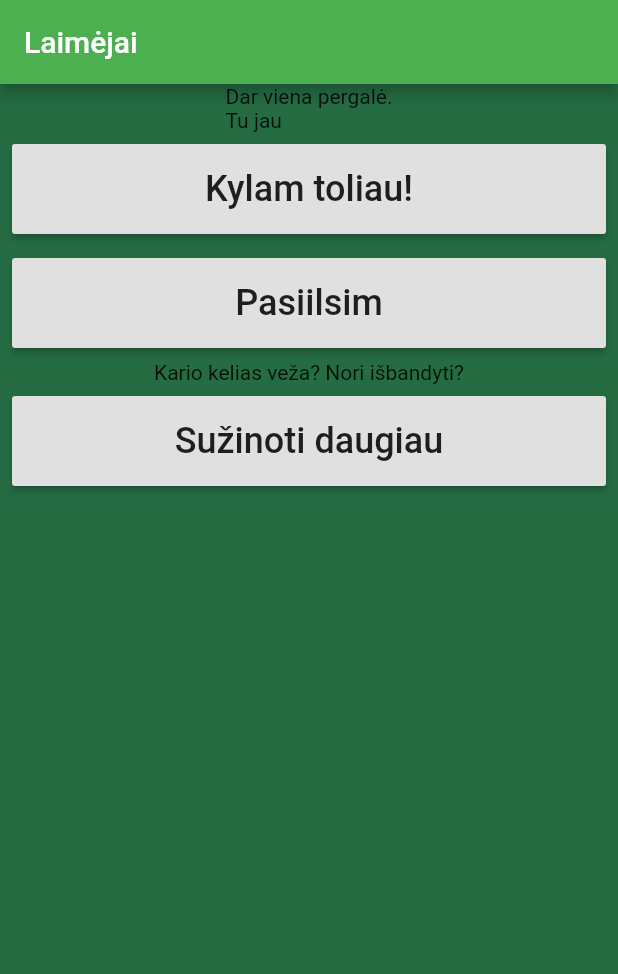
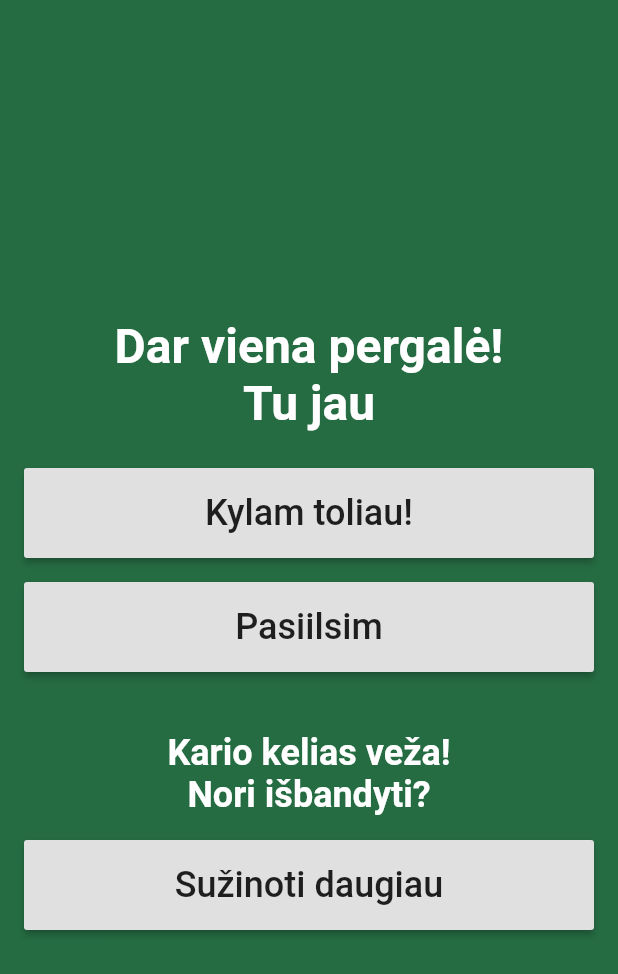
Before and after one commit to vycius/kario-kelias, a Flutter app: the WonComponent screen opened directly with empty values, on a phone screen of 412 x 824 dp. Shown: the top 974 px of the screen. Run offline on Flutter 3.47's test engine with Material 2 defaults, Android fonts, the phone set to English and light mode, and no system bars; our stand-ins replace dio, equatable, firebase_auth, shared_preferences; missing offline and left inert: flutter_advanced_networkimage, flutter_firebase_ui; accounts and stored records are empty; generated files the repository leaves out were written again; network calls fail; statements that could not run were skipped.

Commit message:
Design fixes
Signed-off-by: Karolis Vycius <k.vycius@gmail.com>

```diff
--- a/lib/components/quiz/won_component.dart
+++ b/lib/components/quiz/won_component.dart
@@ -12,18 +12,25 @@ class WonComponent extends StatelessWidget {
   @override
   Widget build(BuildContext context) {
     return Scaffold(
-      appBar: AppBar(
-        // Here we take the value from the MyHomePage object that was created by
-        // the App.build method, and use it to set our appbar title.
-        title: Text("Laimėjai"),
-      ),
-      body: Column(
-        children: <Widget>[
-          Column(
+      body: SafeArea(
+        child: Padding(
+          padding: const EdgeInsets.all(8.0),
+          child: Column(
             children: [
-              Center(
+              Padding(
+                padding: const EdgeInsets.all(16.0),
+                child: Center(
                   child: Text(
-                      "Dar viena pergalė.\nTu jau ${game.userInfo.nextRank}")),
+                    "Dar viena pergalė!\nTu jau ${game.userInfo.nextRank}",
+                    textAlign: TextAlign.center,
+                    style: TextStyle(
+                      color: Colors.white,
+                      fontWeight: FontWeight.bold,
+                      fontSize: 32,
+                    ),
+                  ),
+                ),
+              ),
               FullWidthButton(
                 text: "Kylam toliau!",
                 fontSize: 24,
@@ -41,8 +48,24 @@ class WonComponent extends StatelessWidget {
                   Navigator.pop(context);
                 },
               ),
-              Center(
-                child: Text("Kario kelias veža? Nori išbandyti?"),
+              Padding(
+                padding: const EdgeInsets.only(
+                  top: 32,
+                  bottom: 8,
+                  right: 8,
+                  left: 8,
+                ),
+                child: Center(
+                  child: Text(
+                    "Kario kelias veža!\nNori išbandyti?",
+                    textAlign: TextAlign.center,
+                    style: TextStyle(
+                      color: Colors.white,
+                      fontWeight: FontWeight.bold,
+                      fontSize: 24,
+                    ),
+                  ),
+                ),
               ),
               FullWidthButton(
                 text: "Sužinoti daugiau",
@@ -60,7 +83,7 @@ class WonComponent extends StatelessWidget {
             mainAxisAlignment: MainAxisAlignment.center,
             crossAxisAlignment: CrossAxisAlignment.center,
           ),
-        ],
+        ),
       ),
     );
   }
```
Also changed, not shown: lib/components/home/home_component.dart (+2 -7 lines), lib/components/login/user_login_component.dart (+12 -4 lines), lib/components/quiz/lost_component.dart (+31 -12 lines), lib/components/quiz/quiz_component.dart (+17 -7 lines).
